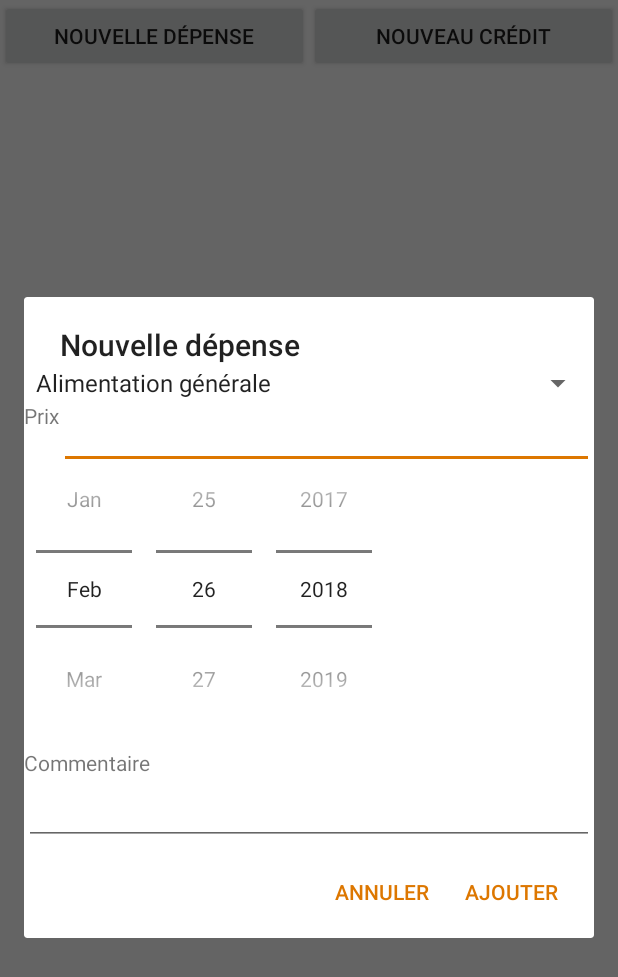
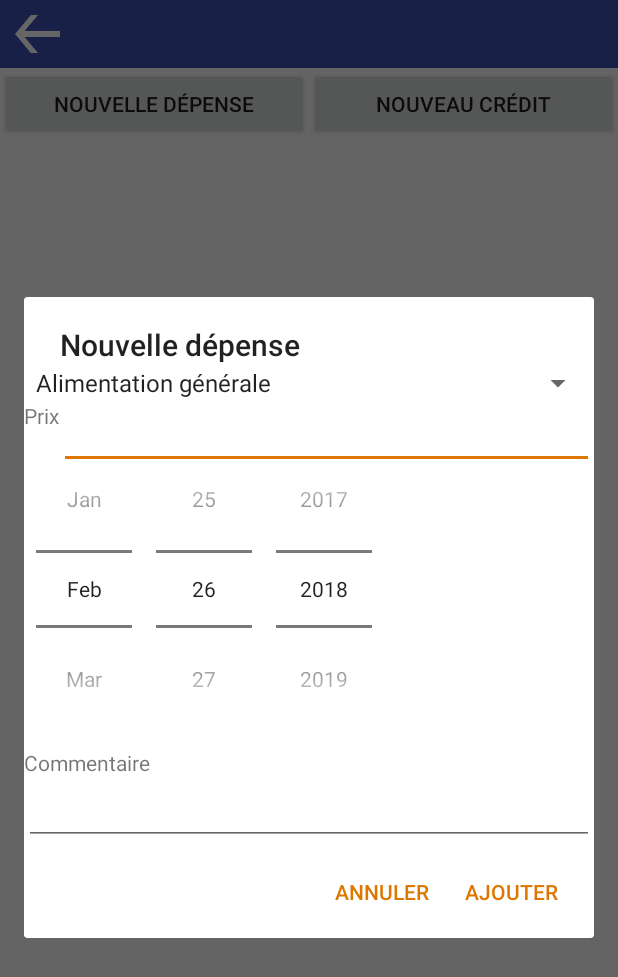
Before and after one commit to tonyButhod/AppManager, an Android app: the AccountActivity screen opened directly, with no data from a screen before it, after a tap on "NOUVELLE DÉPENSE", on a phone screen of 412 x 824 dp. Shown: the top 977 px of the screen. Run offline under Robolectric (Android 15) with nearby library versions, the phone set to English and light mode, and no system bars.

Commit message:
Add toolbar to go back previous activity

```diff
--- a/app/src/main/java/buthod/tony/pedometer/AccountActivity.java
+++ b/app/src/main/java/buthod/tony/pedometer/AccountActivity.java
@@ -13,6 +13,7 @@ import android.widget.ArrayAdapter;
 import android.widget.Button;
 import android.widget.DatePicker;
 import android.widget.EditText;
+import android.widget.ImageButton;
 import android.widget.LinearLayout;
 import android.widget.Spinner;
 import android.widget.TextView;
@@ -31,6 +32,7 @@ import buthod.tony.pedometer.database.AccountDAO;
 
 public class AccountActivity extends RootActivity {
 
+    private ImageButton mBackButton = null;
     private Button mAddExpense = null;
     private Button mAddCredit = null;
     private LinearLayout mTransactionsLayout = null;
@@ -44,6 +46,7 @@ public class AccountActivity extends RootActivity {
         super.onCreate(savedInstanceState);
         setContentView(R.layout.account);
 
+        mBackButton = (ImageButton) findViewById(R.id.back_button);
         mAddExpense = (Button) findViewById(R.id.add_expense);
         mAddCredit = (Button) findViewById(R.id.add_credit);
         mTransactionsLayout = (LinearLayout) findViewById(R.id.transactions_layout);
@@ -57,6 +60,14 @@ public class AccountActivity extends RootActivity {
         mCreditTypes.setDropDownViewResource(android.R.layout.simple_spinner_dropdown_item);
         mCreditTypes.addAll(getResources().getStringArray(R.array.credit_types));
 
+
+        // Finish the activity if back button is pressed
+        mBackButton.setOnClickListener(new View.OnClickListener() {
+            @Override
+            public void onClick(View v) {
+                finish();
+            }
+        });
         // Add an expense or a credit part
         mAddExpense.setOnClickListener(new View.OnClickListener() {
             @Override
--- a/app/src/main/java/buthod/tony/pedometer/PedometerActivity.java
+++ b/app/src/main/java/buthod/tony/pedometer/PedometerActivity.java
@@ -2,7 +2,9 @@ package buthod.tony.pedometer;
 
 import android.graphics.Color;
 import android.os.Bundle;
+import android.view.View;
 import android.widget.Button;
+import android.widget.ImageButton;
 import android.widget.TextView;
 
 import java.text.SimpleDateFormat;
@@ -25,6 +27,7 @@ import com.jjoe64.graphview.series.Series;
 
 public class PedometerActivity extends RootActivity {
 
+    private ImageButton mBackButton = null;
     private TextView mStepsView = null;
     private TextView mTapInformation = null;
     private GraphView mGraph = null;
@@ -36,9 +39,18 @@ public class PedometerActivity extends RootActivity {
         super.onCreate(savedInstanceState);
         setContentView(R.layout.pedometer);
 
+        mBackButton = (ImageButton) findViewById(R.id.back_button);
         mStepsView = (TextView) findViewById(R.id.steps);
         mTapInformation = (TextView) findViewById(R.id.tap_information);
         mGraph = (GraphView) findViewById(R.id.graph);
+
+        // Finish the activity if back button is pressed
+        mBackButton.setOnClickListener(new View.OnClickListener() {
+            @Override
+            public void onClick(View v) {
+                finish();
+            }
+        });
         // Update steps view every time new steps are detected
         mPedometer.setOnNewStepsListener(new PedometerManager.OnNewStepsListener() {
             @Override
--- /dev/null
+++ b/app/src/main/res/drawable/blue_flat_button.xml
@@ -0,0 +1,33 @@
+<?xml version="1.0" encoding="utf-8"?>
+<selector xmlns:android="http://schemas.android.com/apk/res/android">
+    <item android:state_pressed="true">
+        <layer-list>
+            <item>
+                <shape>
+                    <solid
+                        android:color="@color/colorPrimaryDark" />
+                    <padding
+                        android:bottom="10dp"
+                        android:left="10dp"
+                        android:right="10dp"
+                        android:top="10dp"/>
+                </shape>
+            </item>
+        </layer-list>
+    </item>
+    <item>
+        <layer-list>
+            <item>
+                <shape>
+                    <solid
+                        android:color="@color/colorPrimary" />
+                    <padding
+                        android:bottom="10dp"
+                        android:left="10dp"
+                        android:right="10dp"
+                        android:top="10dp"/>
+                </shape>
+            </item>
+        </layer-list>
+    </item>
+</selector>
--- a/app/src/main/res/layout/account.xml
+++ b/app/src/main/res/layout/account.xml
@@ -7,10 +7,30 @@
     android:paddingRight="0dp">
 
     <LinearLayout
+        android:id="@+id/toolbar"
+        android:layout_width="fill_parent"
+        android:layout_height="wrap_content"
+        android:background="@color/colorPrimary"
+        android:paddingLeft="0dp"
+        android:paddingRight="0dp">
+
+        <ImageButton
+            android:id="@+id/back_button"
+            style="@style/BackButton"/>
+
+        <View
+            android:layout_width="0dp"
+            android:layout_height="0dp"
+            android:layout_weight="1" />
+
+    </LinearLayout>
+
+    <LinearLayout
         android:id="@+id/add_transaction"
         android:layout_width="match_parent"
         android:layout_height="wrap_content"
-        android:weightSum="1.0">
+        android:weightSum="1.0"
+        android:layout_below="@id/toolbar">
 
         <Button
             android:id="@+id/add_expense"
--- a/app/src/main/res/layout/pedometer.xml
+++ b/app/src/main/res/layout/pedometer.xml
@@ -5,11 +5,31 @@
     android:paddingLeft="0dp"
     android:paddingRight="0dp">
 
+    <LinearLayout
+        android:id="@+id/toolbar"
+        android:layout_width="fill_parent"
+        android:layout_height="wrap_content"
+        android:background="@color/colorPrimary"
+        android:paddingLeft="0dp"
+        android:paddingRight="0dp">
+
+        <ImageButton
+            android:id="@+id/back_button"
+            style="@style/BackButton"/>
+
+        <View
+            android:layout_width="0dp"
+            android:layout_height="0dp"
+            android:layout_weight="1" />
+
+    </LinearLayout>
+
     <TextView
         android:id="@+id/title_page"
         android:layout_width="wrap_content"
         android:layout_height="wrap_content"
-        android:text="@string/main_title"/>
+        android:text="@string/main_title"
+        android:layout_below="@id/toolbar"/>
 
     <TextView
         android:id="@+id/steps_label"
--- a/app/src/main/res/values/styles.xml
+++ b/app/src/main/res/values/styles.xml
@@ -8,4 +8,12 @@
         <item name="colorAccent">@color/colorAccent</item>
     </style>
 
+    <style name="BackButton" parent="Widget.AppCompat.Button.Borderless">
+        <item name="android:background">@drawable/blue_flat_button</item>
+        <item name="android:src">@drawable/back_arrow</item>
+        <item name="android:layout_height">45dp</item>
+        <item name="android:layout_width">50dp</item>
+        <item name="android:scaleType">fitXY</item>
+    </style>
+
 </resources>
```
Also changed, not shown: app/src/main/res/drawable/back_arrow.png (added).
